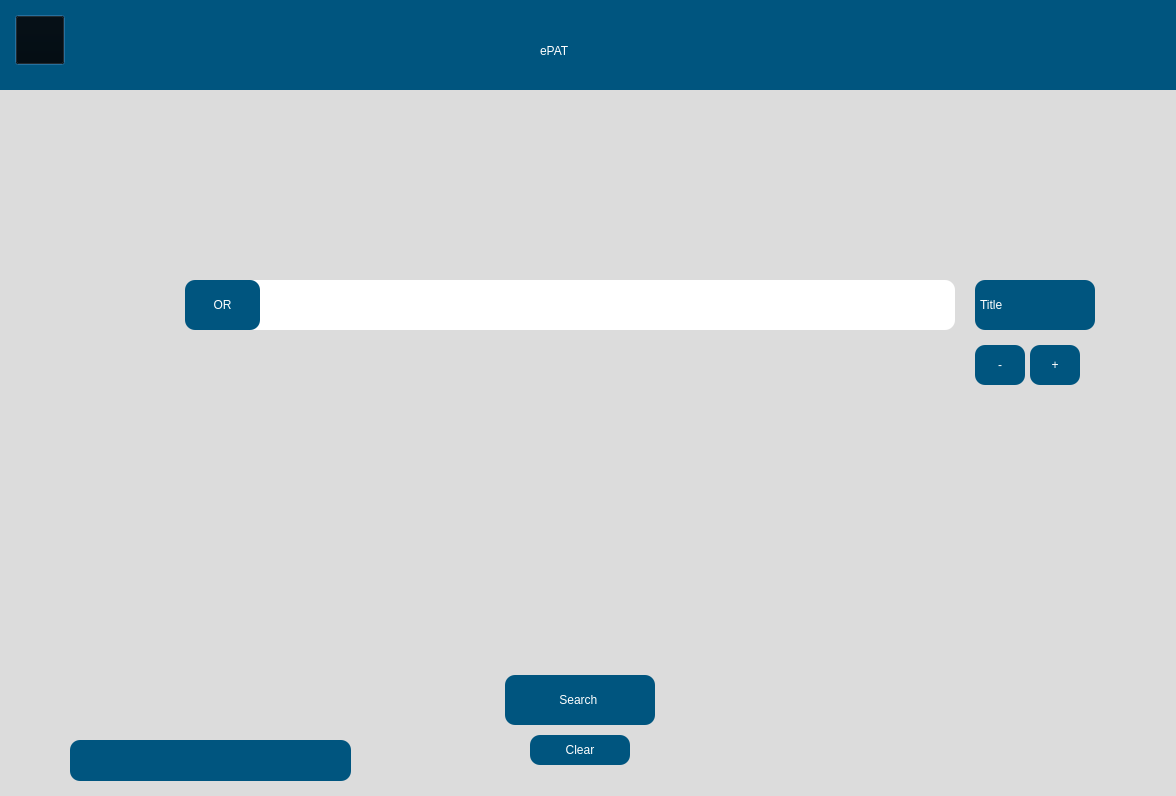
The window that src/user_interface/English_start.ui (eppenney/eBook-Perpetual-Access-Rights-Tracker) describes before a commit, drawn with Qt 5.
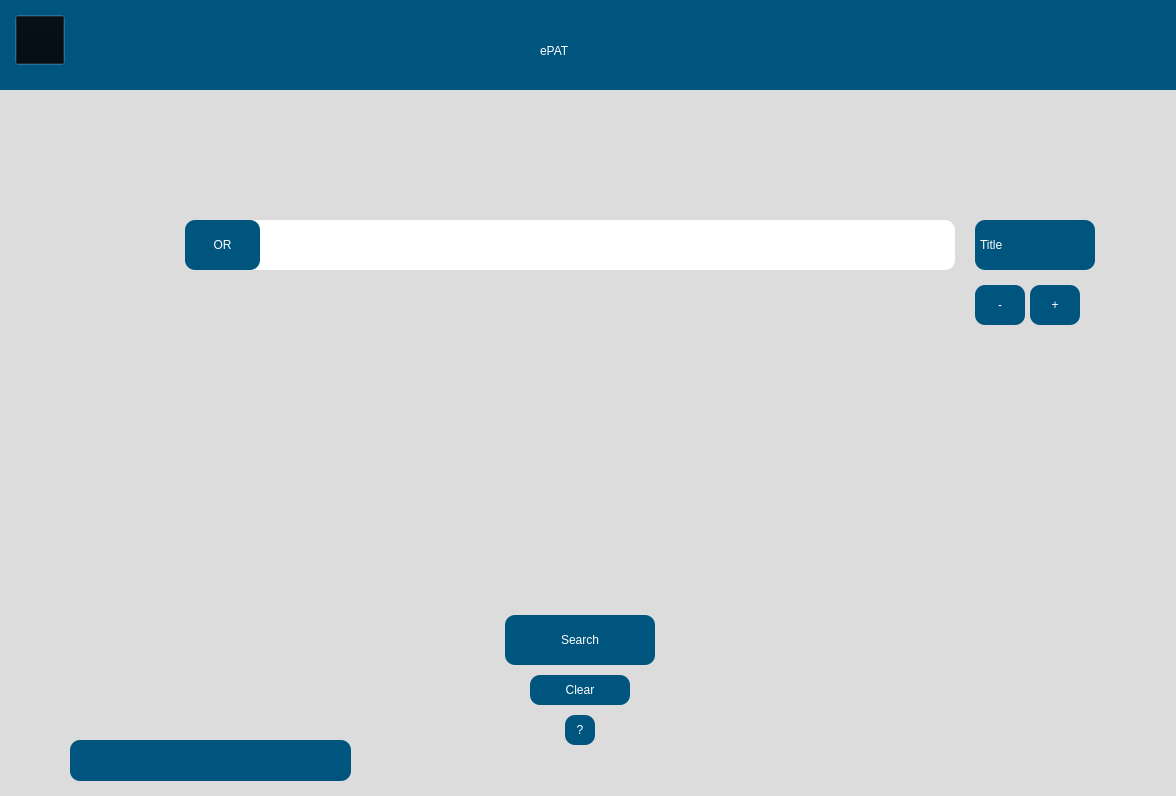
The same window after the commit. Icons and pictures are not drawn.

Commit message: - Put question mark at the bottom, changed UI files

Diff of the .ui file:
```diff
--- a/src/user_interface/English_start.ui
+++ b/src/user_interface/English_start.ui
@@ -80,7 +80,7 @@
     <property name="geometry">
      <rect>
       <x>225</x>
-      <y>280</y>
+      <y>220</y>
       <width>750</width>
       <height>50</height>
      </rect>
@@ -102,7 +102,7 @@
     <property name="geometry">
      <rect>
       <x>525</x>
-      <y>675</y>
+      <y>615</y>
       <width>150</width>
       <height>50</height>
      </rect>
@@ -126,14 +126,14 @@
         </string>
     </property>
     <property name="text">
-     <string>Search </string>
+     <string>Search</string>
     </property>
    </widget>
    <widget class="QPushButton" name="clearButton">
     <property name="geometry">
      <rect>
       <x>550</x>
-      <y>735</y>
+      <y>675</y>
       <width>100</width>
       <height>30</height>
      </rect>
@@ -160,11 +160,42 @@
      <string>Clear</string>
     </property>
    </widget>
+<widget class="QPushButton" name="questionButton">
+    <property name="geometry">
+     <rect>
+      <x>585</x>
+      <y>715</y>
+      <width>30</width>
+      <height>30</height>
+     </rect>
+    </property>
+    <property name="styleSheet">
+     <string>
+            QPushButton {
+                font: 75 16pt &quot;Arial&quot;;
+                background-color: rgb(0, 85, 127);
+                border-radius: 10px;
+                color: white;
+            }
+
+            QPushButton:hover {
+                background-color: rgb(0, 75, 117); /* Slightly darker color when hovered */
+            }
+
+            QPushButton:pressed {
+                background-color: rgb(0, 65, 107); /* Even darker color when clicked */
+            }
+        </string>
+    </property>
+    <property name="text">
+     <string>?</string>
+    </property>
+   </widget>
    <widget class="QPushButton" name="pushButton">
     <property name="geometry">
      <rect>
       <x>1050</x>
-      <y>345</y>
+      <y>285</y>
       <width>50</width>
       <height>40</height>
      </rect>
@@ -195,7 +226,7 @@
     <property name="geometry">
      <rect>
       <x>995</x>
-      <y>345</y>
+      <y>285</y>
       <width>50</width>
       <height>40</height>
      </rect>
@@ -226,7 +257,7 @@
     <property name="geometry">
      <rect>
       <x>205</x>
-      <y>280</y>
+      <y>220</y>
       <width>75</width>
       <height>50</height>
      </rect>
@@ -252,7 +283,7 @@
     <property name="geometry">
      <rect>
       <x>995</x>
-      <y>280</y>
+      <y>220</y>
       <width>120</width>
       <height>50</height>
      </rect>
```
Left out of the diff: 7 changed lines with no effect on the pictures. The commit also changes 2 other files.
